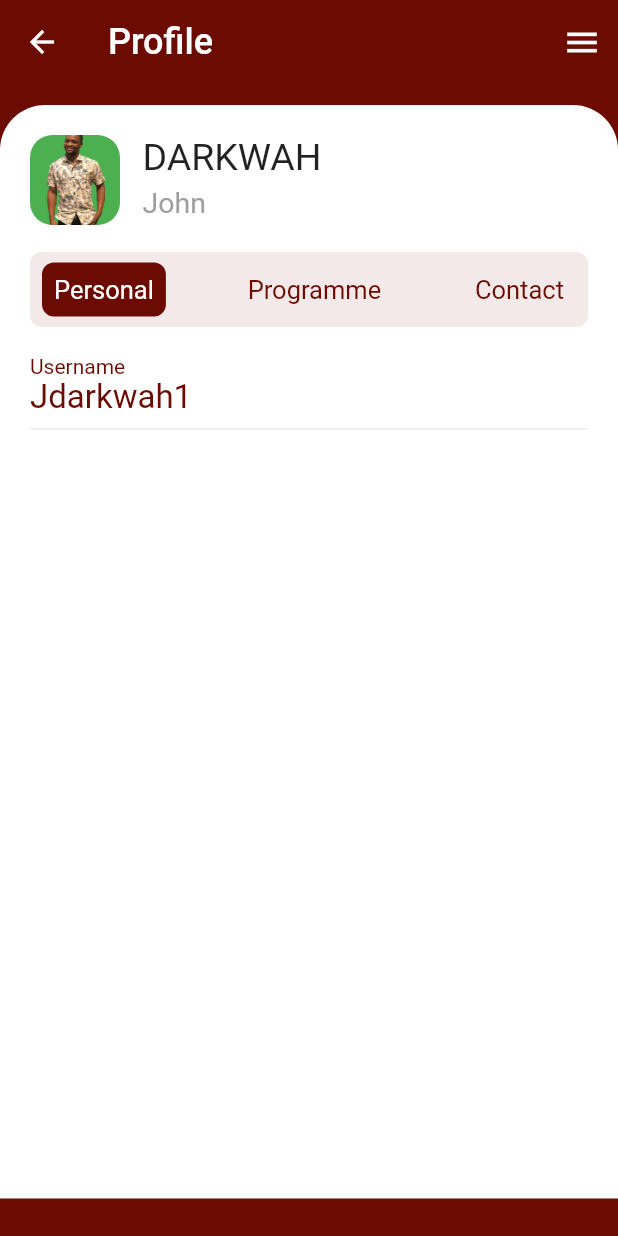
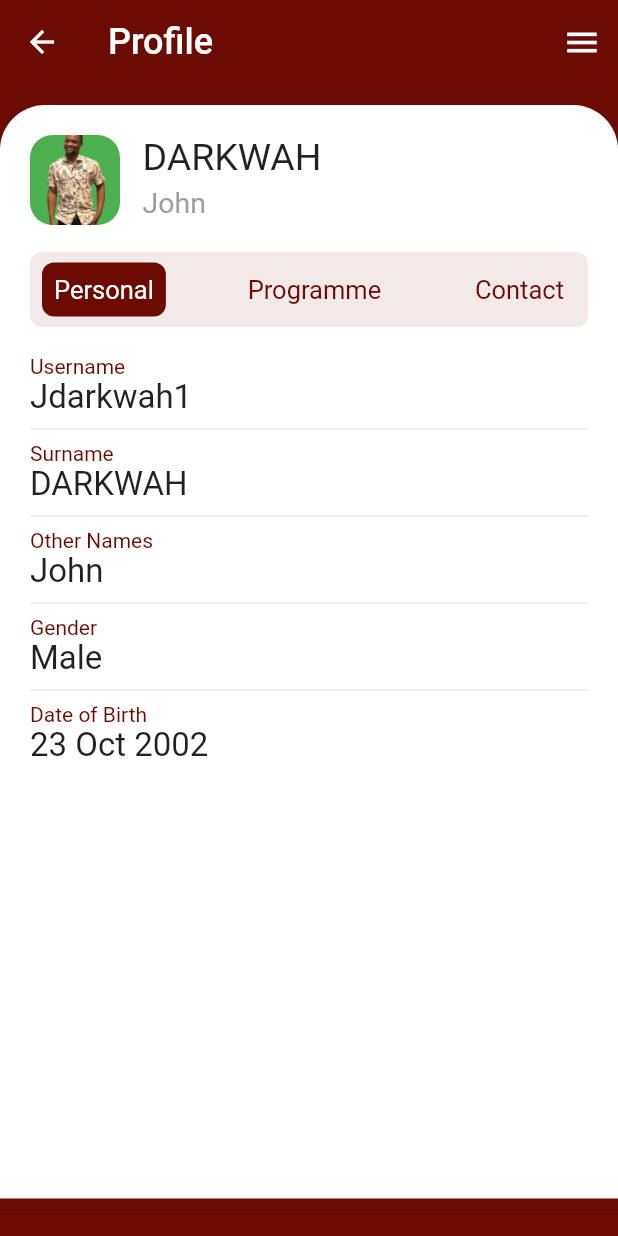
Before and after one commit to codewithdarkwa/new-aim-flutter, a Flutter app: the Profile screen opened directly, on a phone screen of 412 x 824 dp. Run offline on Flutter 3.47's test engine with Material 2 defaults, Android fonts, the phone set to English and light mode, and no system bars.

Commit message:
done with the personal tab

```diff
--- a/lib/pages/profile.dart
+++ b/lib/pages/profile.dart
@@ -31,7 +31,7 @@ class Profile extends StatelessWidget {
                 ),
                 child: Padding(
                   padding: const EdgeInsets.all(20.0),
-                  child: Column(
+                  child: ListView(
                     children: [
                       Row(
                         crossAxisAlignment: CrossAxisAlignment.start,
@@ -90,7 +90,6 @@ class Profile extends StatelessWidget {
                                   'Jdarkwah1',
                                   style: TextStyle(
                                     fontSize: 22,
-                                    color: Color(0xff6b0b02),
                                   ),
                                 )
                               ],
@@ -99,8 +98,132 @@ class Profile extends StatelessWidget {
                         ),
                       ),
                       const Divider(),
+                      Container(
+                        alignment: Alignment.centerLeft,
+                        child: Column(
+                          children: [
+                            Column(
+                              crossAxisAlignment: CrossAxisAlignment.start,
+                              children: const [
+                                Text(
+                                  'Surname',
+                                  style: TextStyle(
+                                    color: Color(0xff6b0b02),
+                                  ),
+                                ),
+                                Text(
+                                  'DARKWAH',
+                                  style: TextStyle(
+                                    fontSize: 22,
+                                  ),
+                                )
+                              ],
+                            ),
+                          ],
+                        ),
+                      ),
+                      const Divider(),
+                      Container(
+                        alignment: Alignment.centerLeft,
+                        child: Column(
+                          children: [
+                            Column(
+                              crossAxisAlignment: CrossAxisAlignment.start,
+                              children: const [
+                                Text(
+                                  'Other Names',
+                                  style: TextStyle(
+                                    color: Color(0xff6b0b02),
+                                  ),
+                                ),
+                                Text(
+                                  'John',
+                                  style: TextStyle(
+                                    fontSize: 22,
+                                  ),
+                                ),
+                              ],
+                            ),
+                          ],
+                        ),
+                      ),
+                      const Divider(),
+                      Container(
+                        alignment: Alignment.centerLeft,
+                        child: Column(
+                          children: [
+                            Column(
+                              crossAxisAlignment: CrossAxisAlignment.start,
+                              children: const [
+                                Text(
+                                  'Gender',
+                                  style: TextStyle(
+                                    color: Color(0xff6b0b02),
+                                  ),
+                                ),
+                                Text(
+                                  'Male',
+                                  style: TextStyle(
+                                    fontSize: 22,
+                                  ),
+                                ),
+                              ],
+                            ),
+                          ],
+                        ),
+                      ),
+                      const Divider(),
+                      Container(
+                        alignment: Alignment.centerLeft,
+                        child: Column(
+                          children: [
+                            Column(
+                              crossAxisAlignment: CrossAxisAlignment.start,
+                              children: const [
+                                Text(
+                                  'Date of Birth',
+                                  style: TextStyle(
+                                    color: Color(0xff6b0b02),
+                                  ),
+                                ),
+                                Text(
+                                  '23 Oct 2002',
+                                  style: TextStyle(
+                                    fontSize: 22,
+                                  ),
+                                ),
+                              ],
+                            ),
+                          ],
+                        ),
+                      ),
                     ],
                   ),
+                ),
+              ),
+              const Divider(),
+              Container(
+                alignment: Alignment.centerLeft,
+                child: Column(
+                  children: [
+                    Column(
+                      crossAxisAlignment: CrossAxisAlignment.start,
+                      children: const [
+                        Text(
+                          'Passport Number',
+                          style: TextStyle(
+                            color: Color(0xff6b0b02),
+                          ),
+                        ),
+                        Text(
+                          'N/A',
+                          style: TextStyle(
+                            fontSize: 22,
+                          ),
+                        )
+                      ],
+                    ),
+                  ],
                 ),
               ),
             ],
```
